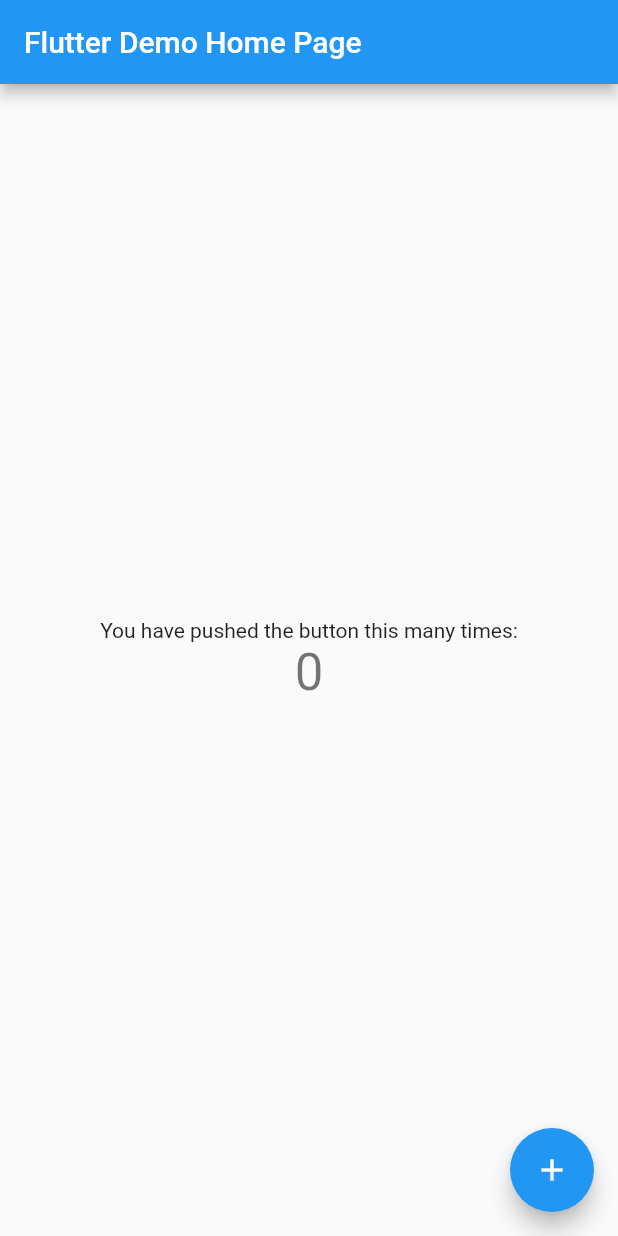
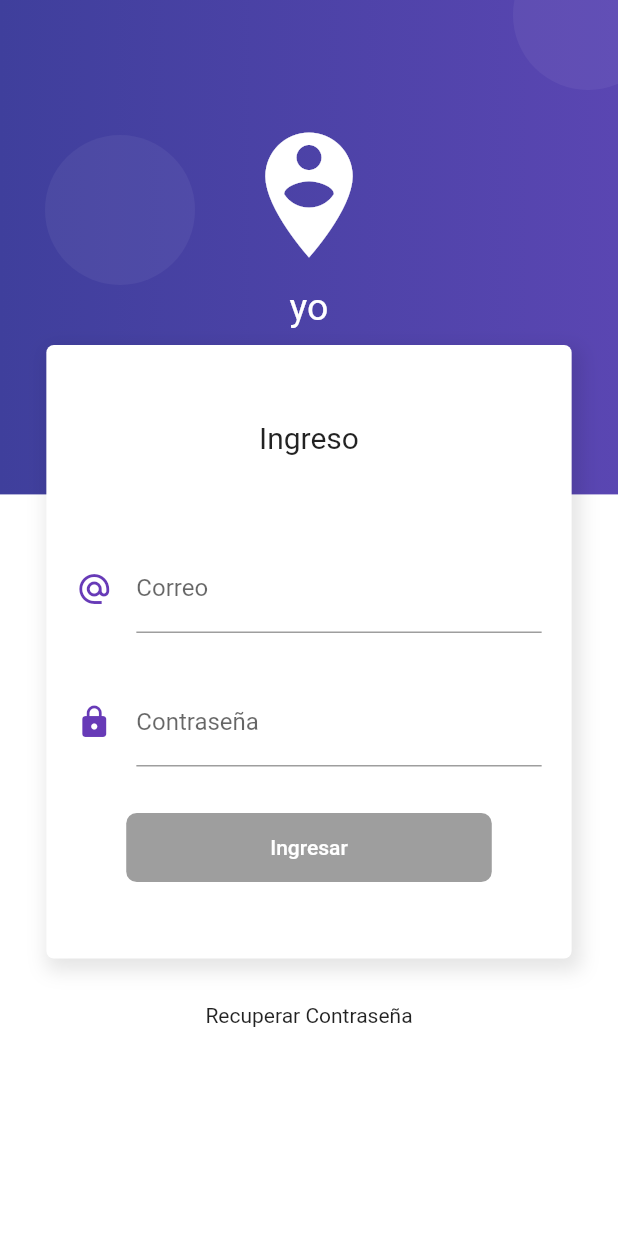
Before and after one commit to jorgeroma/form_bloc, a Flutter app: the screen it shows after launch, on a phone screen of 412 x 824 dp. Run offline on Flutter 3.47's test engine with Material 2 defaults, Android fonts, the phone set to English and light mode, and no system bars; our stand-ins replace rxdart.

Commit message:
app terminada

```diff
--- a/lib/main.dart
+++ b/lib/main.dart
@@ -1,111 +1,26 @@
 import 'package:flutter/material.dart';
+import 'package:form_bloc/src/bloc/provider.dart';
+import 'package:form_bloc/src/pages/home_page.dart';
+import 'package:form_bloc/src/pages/login_page.dart';
 
 void main() => runApp(MyApp());
 
 class MyApp extends StatelessWidget {
-  // This widget is the root of your application.
   @override
   Widget build(BuildContext context) {
-    return MaterialApp(
-      title: 'Flutter Demo',
-      theme: ThemeData(
-        // This is the theme of your application.
-        //
-        // Try running your application with "flutter run". You'll see the
-        // application has a blue toolbar. Then, without quitting the app, try
-        // changing the primarySwatch below to Colors.green and then invoke
-        // "hot reload" (press "r" in the console where you ran "flutter run",
-        // or simply save your changes to "hot reload" in a Flutter IDE).
-        // Notice that the counter didn't reset back to zero; the application
-        // is not restarted.
-        primarySwatch: Colors.blue,
+    return Provider(
+      child: MaterialApp(
+        debugShowCheckedModeBanner: false,
+        title: 'Material App',
+        initialRoute: 'login',
+        routes: {
+          'login' : (BuildContext context) => LoginPage(),
+          'home' : (BuildContext context) => HomePage(),
+        },
+        theme: ThemeData(
+          primaryColor: Colors.deepPurple,
+        ),
       ),
-      home: MyHomePage(title: 'Flutter Demo Home Page'),
     );
   }
 }
-
-class MyHomePage extends StatefulWidget {
-  MyHomePage({Key key, this.title}) : super(key: key);
-
-  // This widget is the home page of your application. It is stateful, meaning
-  // that it has a State object (defined below) that contains fields that affect
-  // how it looks.
-
-  // This class is the configuration for the state. It holds the values (in this
-  // case the title) provided by the parent (in this case the App widget) and
-  // used by the build method of the State. Fields in a Widget subclass are
-  // always marked "final".
-
-  final String title;
-
-  @override
-  _MyHomePageState createState() => _MyHomePageState();
-}
-
-class _MyHomePageState extends State<MyHomePage> {
-  int _counter = 0;
-
-  void _incrementCounter() {
-    setState(() {
-      // This call to setState tells the Flutter framework that something has
-      // changed in this State, which causes it to rerun the build method below
-      // so that the display can reflect the updated values. If we changed
-      // _counter without calling setState(), then the build method would not be
-      // called again, and so nothing would appear to happen.
-      _counter++;
-    });
-  }
-
-  @override
-  Widget build(BuildContext context) {
-    // This method is rerun every time setState is called, for instance as done
-    // by the _incrementCounter method above.
-    //
-    // The Flutter framework has been optimized to make rerunning build methods
-    // fast, so that you can just rebuild anything that needs updating rather
-    // than having to individually change instances of widgets.
-    return Scaffold(
-      appBar: AppBar(
-        // Here we take the value from the MyHomePage object that was created by
-        // the App.build method, and use it to set our appbar title.
-        title: Text(widget.title),
-      ),
-      body: Center(
-        // Center is a layout widget. It takes a single child and positions it
-        // in the middle of the parent.
-        child: Column(
-          // Column is also a layout widget. It takes a list of children and
-          // arranges them vertically. By default, it sizes itself to fit its
-          // children horizontally, and tries to be as tall as its parent.
-          //
-          // Invoke "debug painting" (press "p" in the console, choose the
-          // "Toggle Debug Paint" action from the Flutter Inspector in Android
-          // Studio, or the "Toggle Debug Paint" command in Visual Studio Code)
-          // to see the wireframe for each widget.
-          //
-          // Column has various properties to control how it sizes itself and
-          // how it positions its children. Here we use mainAxisAlignment to
-          // center the children vertically; the main axis here is the vertical
-          // axis because Columns are vertical (the cross axis would be
-          // horizontal).
-          mainAxisAlignment: MainAxisAlignment.center,
-          children: <Widget>[
-            Text(
-              'You have pushed the button this many times:',
-            ),
-            Text(
-              '$_counter',
-              style: Theme.of(context).textTheme.display1,
-            ),
-          ],
-        ),
-      ),
-      floatingActionButton: FloatingActionButton(
-        onPressed: _incrementCounter,
-        tooltip: 'Increment',
-        child: Icon(Icons.add),
-      ), // This trailing comma makes auto-formatting nicer for build methods.
-    );
-  }
-}
--- /dev/null
+++ b/lib/src/bloc/login_bloc.dart
@@ -0,0 +1,34 @@
+import 'dart:async';
+
+import 'package:form_bloc/src/bloc/validators.dart';
+import 'package:rxdart/rxdart.dart';
+
+class LoginBloc with Validators{
+  final _emailController = BehaviorSubject<String>();
+  final _passwordController = BehaviorSubject<String>();
+
+
+  // Recuperar los datos del Stream
+  Stream<String> get emailStream => _emailController.stream.transform(validarEmail);
+  Stream<String> get passwordStream => _passwordController.stream.transform(validarPassword);
+
+  Stream<bool> get formValidStream =>
+    CombineLatestStream.combine2(emailStream, passwordStream, (e, p) => true);
+
+
+
+  // Insertar valores al Stream
+  Function(String) get changeEmail => _emailController.sink.add;
+  Function(String) get changePassword => _passwordController.sink.add;
+
+
+  // Obtener ultimo valor ingresado a los streams
+  String get email => _emailController.value;
+  String get password => _passwordController.value;
+
+  dispose(){
+    _emailController?.close();
+    _passwordController?.close();
+  }
+
+}
--- /dev/null
+++ b/lib/src/bloc/provider.dart
@@ -0,0 +1,28 @@
+import 'package:flutter/material.dart';
+import 'package:form_bloc/src/bloc/login_bloc.dart';
+export 'package:form_bloc/src/bloc/login_bloc.dart';
+
+class Provider extends InheritedWidget{
+  final loginBloc = LoginBloc();
+
+  static Provider _instancia;
+
+  factory Provider({Key key, Widget child}){
+    if(_instancia==null){
+      _instancia= new Provider._internal(key: key, child: child);
+    }
+    return _instancia;
+  }
+
+  Provider._internal({Key key, Widget child}):super(key: key, child: child);
+
+  @override
+  bool updateShouldNotify(InheritedWidget oldWidget) => true;
+
+  static LoginBloc of (BuildContext context ){
+    return context.dependOnInheritedWidgetOfExactType<Provider>().loginBloc;
+  }
+
+
+
+}
--- /dev/null
+++ b/lib/src/bloc/validators.dart
@@ -0,0 +1,29 @@
+import 'dart:async';
+
+class Validators{
+
+  final validarPassword = StreamTransformer<String,String>.fromHandlers(
+    handleData: (password, sink){
+      if(password.length>=6){
+        sink.add(password);
+      }else{
+        sink.addError('La contraseña debe tener mas de 6 carácteres');
+      }
+    }
+  );
+
+
+  final validarEmail = StreamTransformer<String,String>.fromHandlers(
+    handleData: (email, sink){
+      Pattern pattern = r'^(([^<>()[\]\\.,;:\s@\"]+(\.[^<>()[\]\\.,;:\s@\"]+)*)|(\".+\"))@((\[[0-9]{1,3}\.[0-9]{1,3}\.[0-9]{1,3}\.[0-9]{1,3}\])|(([a-zA-Z\-0-9]+\.)+[a-zA-Z]{2,}))$';
+
+      RegExp regExp = new RegExp(pattern);
+
+      if(regExp.hasMatch(email)){
+        sink.add(email);
+      }else{
+        sink.addError('Correo no válido');
+      }
+    }
+  );
+}
--- /dev/null
+++ b/lib/src/pages/home_page.dart
@@ -0,0 +1,27 @@
+import 'package:flutter/material.dart';
+import 'package:form_bloc/src/bloc/provider.dart';
+
+
+class HomePage extends StatelessWidget {
+
+  @override
+  Widget build(BuildContext context) {
+
+    final bloc = Provider.of(context);
+
+    return Scaffold(
+      appBar: AppBar(
+        title: Text('Home Page'),
+      ),
+      body: Center(
+        child: Column(
+          mainAxisAlignment: MainAxisAlignment.center,
+          children: <Widget>[
+            Text('Email: ${bloc.email}'),
+            Text('Password: ${bloc.password}')
+          ],
+        ),
+      ),
+    );
+  }
+}
--- /dev/null
+++ b/lib/src/pages/login_page.dart
@@ -0,0 +1,190 @@
+import 'package:flutter/material.dart';
+import 'package:form_bloc/src/bloc/provider.dart';
+
+class LoginPage extends StatelessWidget {
+  @override
+  Widget build(BuildContext context) {
+    return Scaffold(
+      resizeToAvoidBottomInset: true,
+      body: Container(
+        color: Colors.white,
+        child: Stack(
+          children: <Widget>[
+            _crearFondo(context),
+            _logingForm(context),
+          ],
+        )
+
+      ),
+    );
+  }
+
+  Widget _logingForm(BuildContext context){
+    final bloc = Provider.of(context);
+    final size = MediaQuery.of(context).size;
+
+    return SingleChildScrollView(
+      child: Column(
+        children: <Widget>[
+          SafeArea(child: Container(height: 200.0,),),
+          Container(
+            margin: EdgeInsets.symmetric(vertical: 30.0),
+            padding: EdgeInsets.symmetric(vertical: 50.0),
+            width: size.width*0.85,
+            decoration: BoxDecoration(
+              color: Colors.white,
+              borderRadius: BorderRadius.circular(5.0),
+              boxShadow: <BoxShadow>[
+                BoxShadow(
+                  color: Colors.black.withOpacity(0.10),
+                  blurRadius: 10.0,
+                  offset: Offset(3.0, 5.0),
+                  spreadRadius: 3.0
+                )
+              ],
+            ),
+            child: Column(
+              children: <Widget>[
+                Text('Ingreso', style: TextStyle(fontSize: 20.0),),
+                SizedBox(height: 60.0,),
+                _crearEmail(bloc),
+                SizedBox(height: 30.0,),
+                _crearPassword(bloc),
+                SizedBox(height: 30.0,),
+                _crearBoton(bloc),
+              ],
+            ),
+          ),
+
+          Text('Recuperar Contraseña'),
+          SizedBox(height: 180.0,),
+        ],
+      ),
+    );
+  }
+
+  Widget _crearEmail(LoginBloc bloc){
+
+    return StreamBuilder(
+      stream: bloc.emailStream,
+      builder: (BuildContext context, AsyncSnapshot snapshot){
+        return Container(
+          padding: EdgeInsets.symmetric(horizontal: 20.0),
+          child: TextField(
+            keyboardType: TextInputType.emailAddress,
+            decoration: InputDecoration(
+              icon: Icon(Icons.alternate_email, color: Colors.deepPurple),
+              hintText: 'ejemplo@correo.com',
+              labelText: 'Correo',
+              counterText: snapshot.data,
+              errorText: snapshot.error
+            ),
+            onChanged: bloc.changeEmail,
+          ),
+        );
+      },
+    );
+  }
+
+  Widget _crearPassword(LoginBloc bloc){
+
+
+    return StreamBuilder(
+      stream: bloc.passwordStream,
+      builder: (BuildContext context, AsyncSnapshot snapshot){
+        return Container(
+          padding: EdgeInsets.symmetric(horizontal: 20.0),
+          child: TextField(
+            obscureText: true,
+            decoration: InputDecoration(
+              icon: Icon(Icons.lock, color: Colors.deepPurple),
+              labelText: 'Contraseña',
+              counterText: snapshot.data,
+              errorText: snapshot.error,
+            ),
+            onChanged: bloc.changePassword,
+          ),
+        );
+      },
+    );
+  }
+
+  Widget _crearBoton(LoginBloc bloc){
+
+    return StreamBuilder(
+      stream: bloc.formValidStream,
+      builder: (BuildContext context, AsyncSnapshot snapshot){
+        return RaisedButton(
+          shape: RoundedRectangleBorder(borderRadius: BorderRadius.circular(7.0)),
+          elevation: 0.0,
+          color: Colors.deepPurple,
+          textColor: Colors.white,
+          child: Container(
+            padding: EdgeInsets.symmetric(horizontal: 80.0, vertical: 15.0),
+            child: Text('Ingresar'),
+          ),
+          onPressed: snapshot.hasData?()=>_login(bloc, context):null,
+        );
+      },
+    );
+  }
+
+  _login(LoginBloc bloc, BuildContext context){
+    print('==============');
+    print('Email: ${bloc.email}');
+    print('Password: ${bloc.password}');
+    print('==============');
+    Navigator.pushReplacementNamed(context, 'home');
+  }
+
+  Widget _crearFondo(BuildContext context){
+
+    final size = MediaQuery.of(context).size;
+
+    final fondoMorado = Container(
+      height: size.height*0.4,
+      width: double.infinity,
+      decoration: BoxDecoration(
+        gradient: LinearGradient(
+          colors: <Color>[
+            Color.fromRGBO(63, 63, 156, 1.0),
+            Color.fromRGBO(90, 70, 178, 1.0),
+
+          ],
+        ),
+
+      ),
+    );
+
+    final circulo = Container(
+      width: 100.0,
+      height: 100.0,
+      decoration: BoxDecoration(
+        borderRadius: BorderRadius.circular(100.0),
+        color:Colors.white.withOpacity(0.05),
+      ),
+    );
+
+    return Stack(
+      children: <Widget>[
+        fondoMorado,
+        Positioned(top: 90.0, left: 30.0, child: circulo),
+        Positioned(top: -40.0, right: -30.0, child: circulo),
+        Positioned(bottom: -50.0, right: -10.0, child: circulo),
+        Positioned(bottom: 120.0, right: 20.0, child: circulo),
+        Positioned(bottom: -50.0, left: -20.0, child: circulo),
+        Container(
+          padding: EdgeInsets.only(top: 80.0),
+          child: Column(
+            children: <Widget>[
+              Icon(Icons.person_pin_circle, size: 100.0, color: Colors.white,),
+              SizedBox(height: 10.0, width: double.infinity,),
+              Text('yo', style: TextStyle(color: Colors.white, fontSize: 25.0, )),
+            ],
+          ),
+        )
+      ],
+    );
+
+  }
+}
--- a/pubspec.yaml
+++ b/pubspec.yaml
@@ -23,6 +23,7 @@ dependencies:
   # The following adds the Cupertino Icons font to your application.
   # Use with the CupertinoIcons class for iOS style icons.
   cupertino_icons: ^0.1.2
+  rxdart: ^0.23.1
 
 dev_dependencies:
   flutter_test:
```
Also changed, not shown: pubspec.lock, 1 other file.
